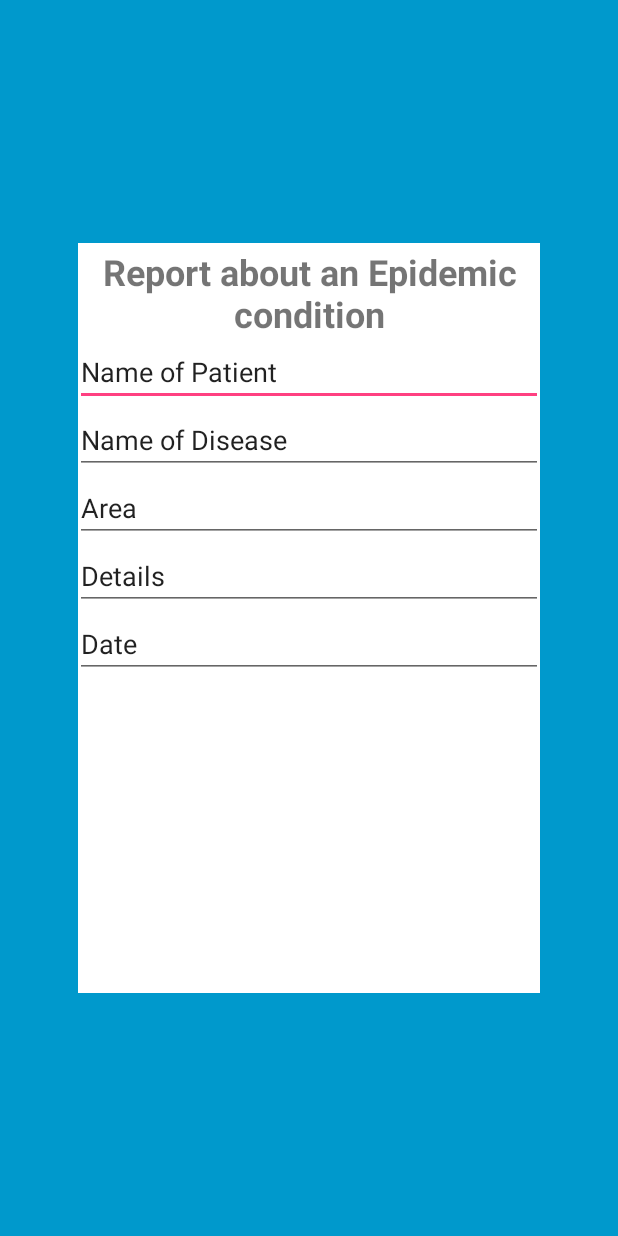
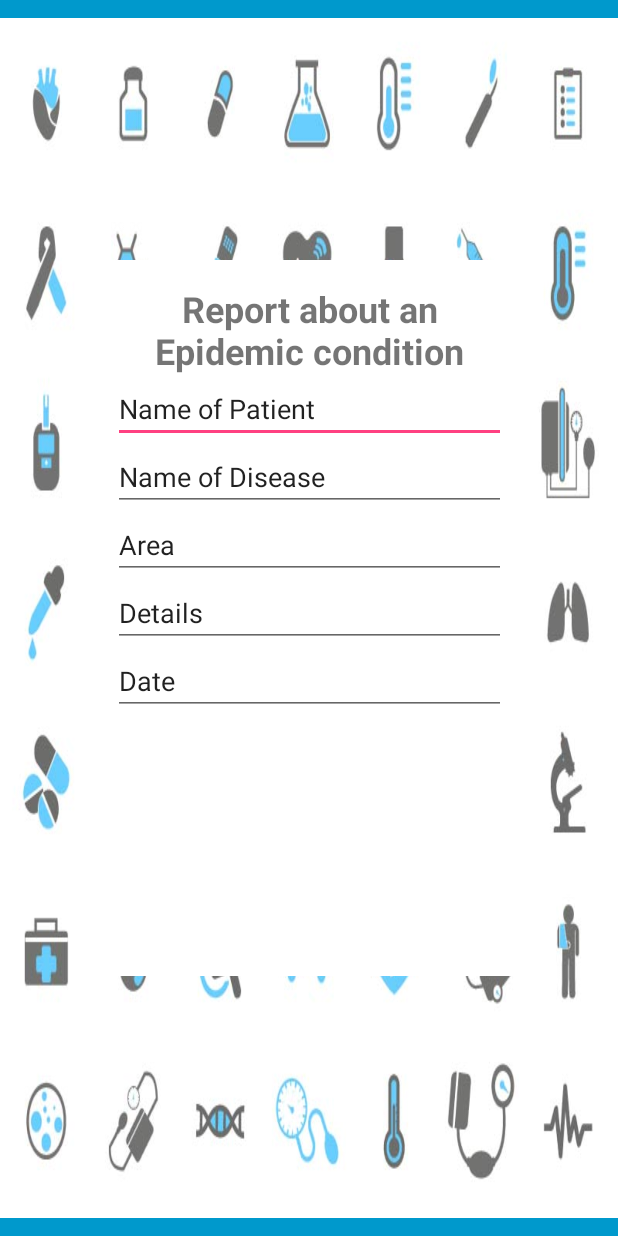
Before and after one commit to Archfx/EpidemiCare, an Android app: the ReportActivity screen opened directly, with no data from a screen before it, on a phone screen of 412 x 824 dp. Run offline under Robolectric (Android 15) with nearby library versions, the phone set to English and light mode, and no system bars.

Commit message:
images done

```diff
--- a/app/src/main/java/archfx/com/epidermicare/ProfileActivity.java
+++ b/app/src/main/java/archfx/com/epidermicare/ProfileActivity.java
@@ -18,6 +18,7 @@ public class ProfileActivity extends AppCompatActivity {
     @Override
     protected void onCreate(Bundle savedInstanceState) {
         super.onCreate(savedInstanceState);
+        setContentView(R.layout.activity_profile);
         ActionBar actionBar = getSupportActionBar();
         actionBar.hide();
         //setTitle("My profile");
--- a/app/src/main/res/layout/activity_report.xml
+++ b/app/src/main/res/layout/activity_report.xml
@@ -16,9 +16,21 @@
         android:layout_height="match_parent">
 
         <ImageView
+            android:id="@+id/imageView9"
+            android:layout_width="wrap_content"
+            android:layout_height="wrap_content"
+            android:scaleType="fitXY"
+            app:layout_constraintBottom_toBottomOf="parent"
+            app:layout_constraintEnd_toEndOf="parent"
+            app:layout_constraintHorizontal_bias="0.5"
+            app:layout_constraintStart_toStartOf="parent"
+            app:layout_constraintTop_toTopOf="parent"
+            app:srcCompat="@drawable/backgrounddoodle" />
+
+        <ImageView
             android:id="@+id/imageView2"
-            android:layout_width="308dp"
-            android:layout_height="500dp"
+            android:layout_width="285dp"
+            android:layout_height="477dp"
             app:layout_constraintBottom_toBottomOf="parent"
             app:layout_constraintEnd_toEndOf="parent"
             app:layout_constraintHorizontal_bias="0.5"
@@ -27,8 +39,8 @@
             app:srcCompat="@android:color/white" />
 
         <LinearLayout
-            android:layout_width="312dp"
-            android:layout_height="495dp"
+            android:layout_width="262dp"
+            android:layout_height="445dp"
             android:orientation="vertical"
             app:layout_constraintBottom_toBottomOf="parent"
             app:layout_constraintEnd_toEndOf="parent"
```
Also changed, not shown: app/src/main/res/layout/activity_login.xml (+27 -2 lines), app/src/main/res/layout/activity_main.xml (+9 -2 lines), app/src/main/res/layout/activity_profile.xml (+16 -4 lines), app/src/main/res/layout/activity_status.xml (+16 -10 lines), app/src/main/res/drawable/backgrounddoodle.jpg (added), app/src/main/res/drawable/splash.png (added).
